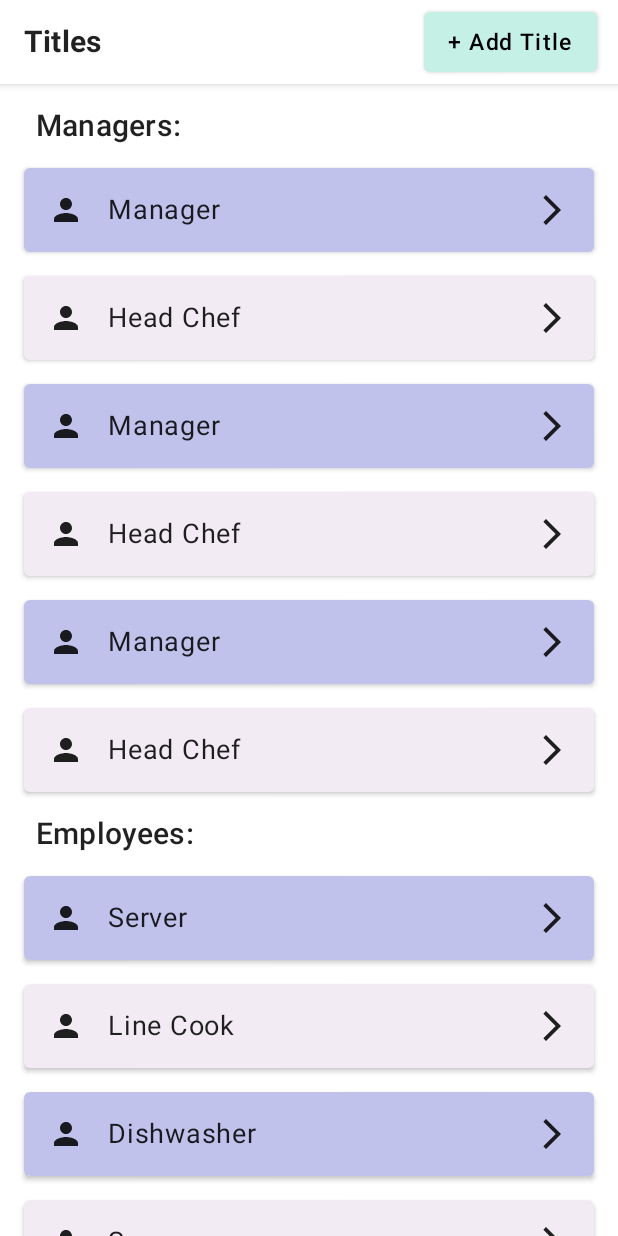
After one commit to masamoe/Optimate, an Android app built with Jetpack Compose: the TitlesActivity screen opened directly, with no data from a screen before it, on a phone screen of 412 x 824 dp. The commit adds this screen. Run offline under Robolectric (Android 15) with nearby library versions, the phone set to English and light mode, and no system bars; Roboto replaces fonts that are not available here.

Commit message:
created titles page ui

```diff
--- a/app/build.gradle.kts
+++ b/app/build.gradle.kts
@@ -49,7 +49,5 @@ dependencies {
     implementation(platform("com.google.firebase:firebase-bom:32.7.1"))
     implementation("com.google.firebase:firebase-analytics")
     implementation("com.google.firebase:firebase-auth")
-    implementation("com.google.firebase:firebase-firestore")
-
 
 }
--- a/app/src/main/AndroidManifest.xml
+++ b/app/src/main/AndroidManifest.xml
@@ -24,7 +24,8 @@
         </activity>
         <activity android:name=".loginAndRegister.Login" />
         <activity android:name=".loginAndRegister.Register" />
-        <activity android:name=".loginAndRegister.BusinessLanding" />
+        <activity android:name=".businessOwner.BusinessLanding" />
+        <activity android:name=".businessOwner.TitlesActivity" />
         <meta-data
             android:name="preloaded_fonts"
             android:resource="@array/preloaded_fonts" />
--- /dev/null
+++ b/app/src/main/java/com/example/optimate/businessOwner/BusinessLanding.kt
@@ -0,0 +1,21 @@
+package com.example.optimate.businessOwner
+
+import android.content.Intent
+import android.os.Bundle
+import android.widget.Button
+import android.widget.ImageView
+import androidx.appcompat.app.AppCompatActivity
+import com.example.optimate.R
+
+class BusinessLanding : AppCompatActivity(){
+    private lateinit var titlesBtn: ImageView
+    override fun onCreate(savedInstanceState: Bundle?) {
+        super.onCreate(savedInstanceState)
+        setContentView(R.layout.activity_business_landing)
+        titlesBtn = findViewById(R.id.titlesIcon)
+        titlesBtn.setOnClickListener {
+            // Go to the Titles activity
+            startActivity(Intent(this, TitlesActivity::class.java))
+        }
+    }
+}
--- /dev/null
+++ b/app/src/main/java/com/example/optimate/businessOwner/TitlesActivity.kt
@@ -0,0 +1,34 @@
+package com.example.optimate.businessOwner
+
+import android.os.Bundle
+import androidx.activity.ComponentActivity
+import androidx.activity.compose.setContent
+import androidx.compose.material.MaterialTheme
+
+class TitlesActivity : ComponentActivity() {
+
+    override fun onCreate(savedInstanceState: Bundle?) {
+        super.onCreate(savedInstanceState)
+        setContent {
+            MaterialTheme {
+                val sampleRoles = listOf(
+                    Role("Manager", "Managers:"),
+                    Role("Head Chef", "Managers:"),
+                    Role("Server", "Employees:"),
+                    Role("Line Cook", "Employees:"),
+                    Role("Dishwasher", "Employees:"),
+                    Role("Manager", "Managers:"),
+                    Role("Head Chef", "Managers:"),
+                    Role("Server", "Employees:"),
+                    Role("Line Cook", "Employees:"),
+                    Role("Dishwasher", "Employees:"),
+                    Role("Manager", "Managers:"),
+                    Role("Head Chef", "Managers:"),
+                    Role("Server", "Employees:"),
+                    Role("Line Cook", "Employees:"),
+                    Role("Dishwasher", "Employees:"))
+                TitlesScreen(sampleRoles) // Pass your roles list here
+            }
+        }
+    }
+}
--- /dev/null
+++ b/app/src/main/java/com/example/optimate/businessOwner/TitlesCompose.kt
@@ -0,0 +1,177 @@
+package com.example.optimate.businessOwner
+
+import androidx.compose.foundation.ExperimentalFoundationApi
+import androidx.compose.foundation.background
+import androidx.compose.foundation.layout.Arrangement
+import androidx.compose.foundation.layout.PaddingValues
+import androidx.compose.foundation.layout.Row
+import androidx.compose.foundation.layout.Spacer
+import androidx.compose.foundation.layout.calculateEndPadding
+import androidx.compose.foundation.layout.calculateStartPadding
+import androidx.compose.foundation.layout.fillMaxWidth
+import androidx.compose.foundation.layout.height
+import androidx.compose.foundation.layout.padding
+import androidx.compose.foundation.layout.size
+import androidx.compose.foundation.layout.width
+import androidx.compose.foundation.lazy.LazyColumn
+import androidx.compose.foundation.lazy.itemsIndexed
+import androidx.compose.material.Button
+import androidx.compose.material.ButtonDefaults
+import androidx.compose.material.Card
+import androidx.compose.material.Icon
+import androidx.compose.material.MaterialTheme
+import androidx.compose.material.Scaffold
+import androidx.compose.material.Text
+import androidx.compose.material.TopAppBar
+import androidx.compose.material.icons.Icons
+import androidx.compose.material.icons.automirrored.filled.ArrowForwardIos
+import androidx.compose.material.icons.filled.Person
+import androidx.compose.runtime.Composable
+import androidx.compose.ui.Alignment
+import androidx.compose.ui.Modifier
+import androidx.compose.ui.graphics.Color
+import androidx.compose.ui.text.font.FontWeight
+import androidx.compose.ui.tooling.preview.Preview
+import androidx.compose.ui.unit.LayoutDirection
+import androidx.compose.ui.unit.dp
+import androidx.compose.ui.unit.sp
+
+data class Role(val title: String, val category: String)
+
+@OptIn(ExperimentalFoundationApi::class)
+@Composable
+fun TitlesScreen(roles: List<Role>) {
+    Scaffold(
+        topBar = { RolesTopAppBar() },
+        content = { innerPadding ->
+            RolesList(roles,innerPadding)
+        }
+    )
+}
+
+@Composable
+fun RolesTopAppBar() {
+    val buttonColor = MaterialTheme.colors.run {
+        if (isLight) Color(0xFFC4F0E6) else Color(0xFF91C9B7)
+    }
+    TopAppBar(
+        title = {
+            Row(
+                modifier = Modifier.fillMaxWidth().padding(end = 10.dp),
+                horizontalArrangement = Arrangement.SpaceBetween,
+                verticalAlignment = Alignment.CenterVertically
+            ) {
+                Text("Titles", fontWeight = FontWeight.Bold, fontSize = 20.sp)
+                Button(
+                    onClick = { /* TODO: Handle add role action */ },
+                    colors = ButtonDefaults.buttonColors(backgroundColor = buttonColor),
+                    modifier = Modifier
+                        .height(40.dp)
+                ) {
+                    Text("+ Add Title", color = Color.Black, fontSize = 15.sp, fontWeight = FontWeight.SemiBold)
+                }
+            }
+        },
+        backgroundColor = Color.White,
+        elevation = 4.dp
+    )
+}
+
+@OptIn(ExperimentalFoundationApi::class)
+@Composable
+fun RolesList(roles: List<Role>, innerPadding: PaddingValues) {
+    val groupedRoles = roles.groupBy { it.category }
+    val combinedPadding = PaddingValues(
+        start = innerPadding.calculateStartPadding(LayoutDirection.Ltr) + 16.dp,
+        top = innerPadding.calculateTopPadding() + 8.dp,
+        end = innerPadding.calculateEndPadding(LayoutDirection.Ltr) + 16.dp,
+        bottom = innerPadding.calculateBottomPadding() + 8.dp
+    )
+    LazyColumn(
+        contentPadding = combinedPadding
+    ) {
+        groupedRoles.forEach { (category, roles) ->
+            stickyHeader {
+                Header(title = category)
+            }
+            itemsIndexed(roles) { index, role ->
+                RoleRow(role, index)
+            }
+        }
+    }
+}
+@Composable
+fun Header(title: String) {
+    Text(
+        text = title,
+        modifier = Modifier
+            .fillMaxWidth()
+            .background(MaterialTheme.colors.surface)
+            .padding(8.dp),
+        style = MaterialTheme.typography.h6,
+    )
+}
+
+@Composable
+fun RoleRow(role: Role, index: Int) {
+    val backgroundColor = if (index % 2 == 0) Color(0xFFC0C2EC) else Color(0xFFF2EBF3)
+
+    Card(
+        modifier = Modifier
+            .fillMaxWidth()
+            .padding(vertical = 8.dp), // Increased padding from 4.dp to 8.dp
+        elevation = 2.dp,
+        backgroundColor = backgroundColor
+    ) {
+        Row(
+            modifier = Modifier
+                .fillMaxWidth()
+                .padding(16.dp),
+            verticalAlignment = Alignment.CenterVertically,
+            horizontalArrangement = Arrangement.SpaceBetween
+        ) {
+            // Role icon and title
+            Row(verticalAlignment = Alignment.CenterVertically) {
+                Icon(
+                    imageVector = Icons.Default.Person,
+                    contentDescription = "Role Icon",
+                    modifier = Modifier.size(24.dp)
+                )
+                Spacer(modifier = Modifier.width(16.dp))
+                Text(text = role.title, fontSize = 18.sp)
+            }
+
+            // Right arrow icon at the end of the card
+            Icon(
+                imageVector = Icons.AutoMirrored.Filled.ArrowForwardIos,
+                contentDescription = "Go to role details",
+                modifier = Modifier.size(24.dp)
+            )
+        }
+    }
+}
+
+@Preview(showBackground = true)
+@Composable
+fun TitlesScreenPreview() {
+    val sampleRoles = listOf(
+        Role("Manager", "Managers:"),
+        Role("Head Chef", "Managers:"),
+        Role("Server", "Employees:"),
+        Role("Line Cook", "Employees:"),
+        Role("Dishwasher", "Employees:"),
+        Role("Manager", "Managers:"),
+        Role("Head Chef", "Managers:"),
+        Role("Server", "Employees:"),
+        Role("Line Cook", "Employees:"),
+        Role("Dishwasher", "Employees:"),
+        Role("Manager", "Managers:"),
+        Role("Head Chef", "Managers:"),
+        Role("Server", "Employees:"),
+        Role("Line Cook", "Employees:"),
+        Role("Dishwasher", "Employees:")
+    )
+    MaterialTheme {
+        TitlesScreen(sampleRoles)
+    }
+}
--- a/app/src/main/java/com/example/optimate/loginAndRegister/BusinessLanding.kt
+++ /dev/null
@@ -1,12 +0,0 @@
-package com.example.optimate.loginAndRegister
-
-import android.os.Bundle
-import androidx.appcompat.app.AppCompatActivity
-import com.example.optimate.R
-
-class BusinessLanding : AppCompatActivity(){
-    override fun onCreate(savedInstanceState: Bundle?) {
-        super.onCreate(savedInstanceState)
-        setContentView(R.layout.activity_business_landing)
-    }
-}
--- a/app/src/main/java/com/example/optimate/loginAndRegister/Login.kt
+++ b/app/src/main/java/com/example/optimate/loginAndRegister/Login.kt
@@ -6,6 +6,7 @@ import android.widget.EditText
 import android.widget.Toast
 import androidx.appcompat.app.AppCompatActivity
 import com.example.optimate.R
+import com.example.optimate.businessOwner.BusinessLanding
 import com.google.firebase.auth.FirebaseAuth
 import com.google.firebase.auth.FirebaseUser
 
--- a/app/src/main/res/layout/activity_business_landing.xml
+++ b/app/src/main/res/layout/activity_business_landing.xml
@@ -4,7 +4,6 @@
     xmlns:tools="http://schemas.android.com/tools"
     android:layout_width="match_parent"
     android:layout_height="match_parent"
-    android:contentDescription="@string/notificationsIcon"
     tools:ignore="MissingDefaultResource">
 
     <com.google.android.material.card.MaterialCardView
@@ -66,7 +65,7 @@
 
 
     <TextView
-        android:id="@+id/business_name"
+        android:id="@+id/titles"
         android:layout_width="wrap_content"
         android:layout_height="wrap_content"
         android:layout_gravity="start"
@@ -175,17 +174,17 @@
         app:layout_constraintGuide_percent="0.75" />
 
     <ImageView
-        android:id="@+id/rolesIcon"
+        android:id="@+id/titlesIcon"
         android:layout_width="0dp"
         android:layout_height="0dp"
         android:layout_marginTop="20dp"
-        android:contentDescription="@string/rolesIcon"
+        android:contentDescription="@string/titlesIcon"
         android:translationZ="4dp"
         app:layout_constraintBottom_toTopOf="@+id/guideline28"
         app:layout_constraintEnd_toStartOf="@+id/guideline4"
         app:layout_constraintStart_toStartOf="@+id/guideline5"
         app:layout_constraintTop_toTopOf="@+id/guideline31"
-        app:srcCompat="@drawable/roles_icon"
+        app:srcCompat="@drawable/titles_icon"
         tools:ignore="ImageContrastCheck" />
 
     <ImageView
--- a/app/src/main/res/values/strings.xml
+++ b/app/src/main/res/values/strings.xml
@@ -14,10 +14,11 @@
     <string name="success">success</string>
     <string name="hello">Hello, %s</string>
     <string name="roles">Roles</string>
-    <string name="rolesIcon">roles icon</string>
+    <string name="titlesIcon">titles icon</string>
     <string name="accountsIcon">accounts icon</string>
     <string name="scheduleIcon">schedule icon</string>
     <string name="financesIcon">finances icon</string>
     <string name="notificationsIcon">notifications icon</string>
     <string name="requestsIcon">requests icon</string>
+    <string name="titles">Titles</string>
 </resources>
```
Also changed, not shown: app/src/main/res/drawable/titles_icon.png (added).
